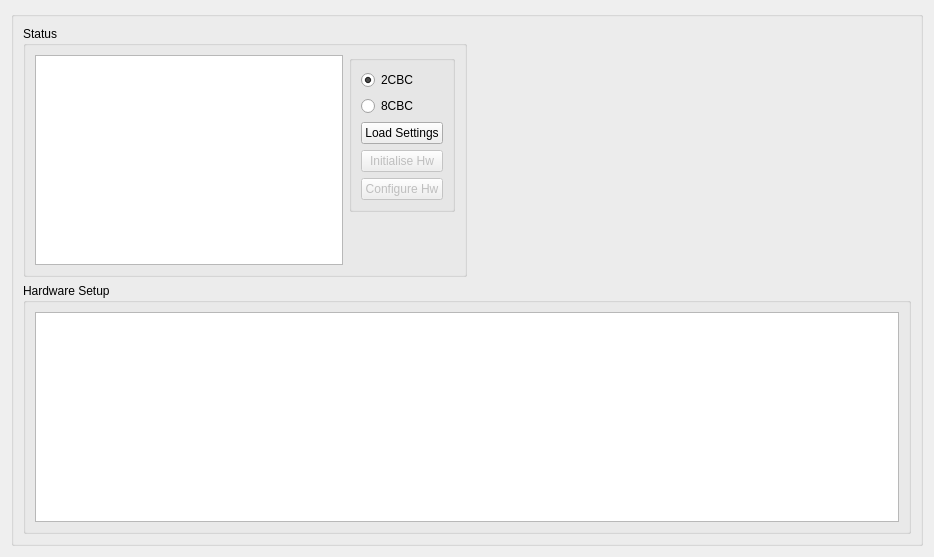
tristandupree/Ph2_ACF, file GUI/View/setuptab.ui: the form before one commit.
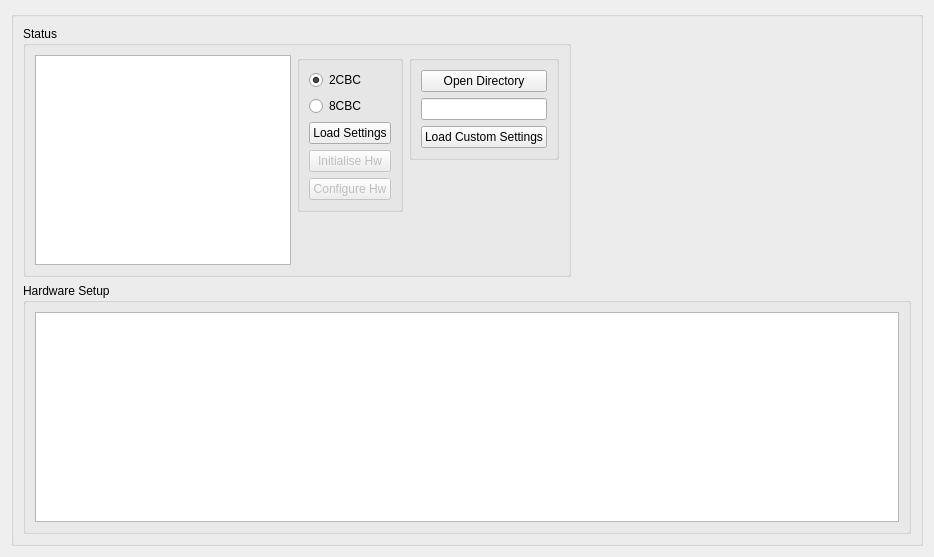
The form after the commit.

Commit message: custom settings loader added

```diff
--- a/GUI/View/setuptab.ui
+++ b/GUI/View/setuptab.ui
@@ -103,6 +103,48 @@
                </layout>
               </widget>
              </item>
+             <item alignment="Qt::AlignHCenter|Qt::AlignTop">
+              <widget class="QGroupBox" name="gbCustomSettings">
+               <property name="sizePolicy">
+                <sizepolicy hsizetype="Preferred" vsizetype="Fixed">
+                 <horstretch>0</horstretch>
+                 <verstretch>0</verstretch>
+                </sizepolicy>
+               </property>
+               <property name="title">
+                <string/>
+               </property>
+               <layout class="QVBoxLayout" name="verticalLayout_5">
+                <item>
+                 <widget class="QPushButton" name="btnOpenDir">
+                  <property name="text">
+                   <string>Open Directory</string>
+                  </property>
+                 </widget>
+                </item>
+                <item>
+                 <widget class="QLineEdit" name="lineSettings">
+                  <property name="maximumSize">
+                   <size>
+                    <width>165</width>
+                    <height>16777215</height>
+                   </size>
+                  </property>
+                  <property name="readOnly">
+                   <bool>true</bool>
+                  </property>
+                 </widget>
+                </item>
+                <item>
+                 <widget class="QPushButton" name="btnLoadCustom">
+                  <property name="text">
+                   <string>Load Custom Settings</string>
+                  </property>
+                 </widget>
+                </item>
+               </layout>
+              </widget>
+             </item>
             </layout>
            </widget>
           </item>
```
The commit also changes 15 other files.
